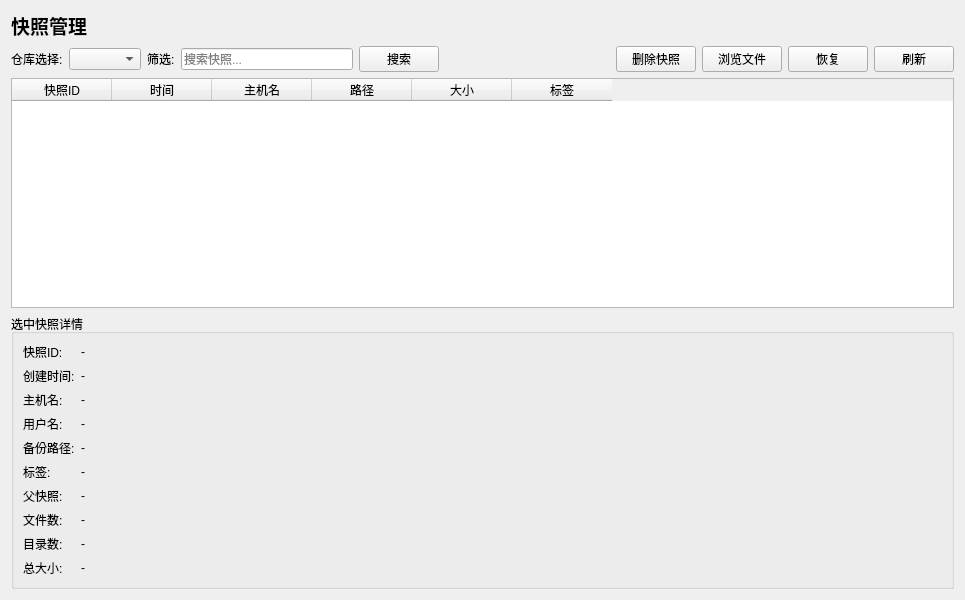
Above: src/ui/pages/SnapshotPage.ui from zhanglt/restic-gui before the change. Below: the same form after it.
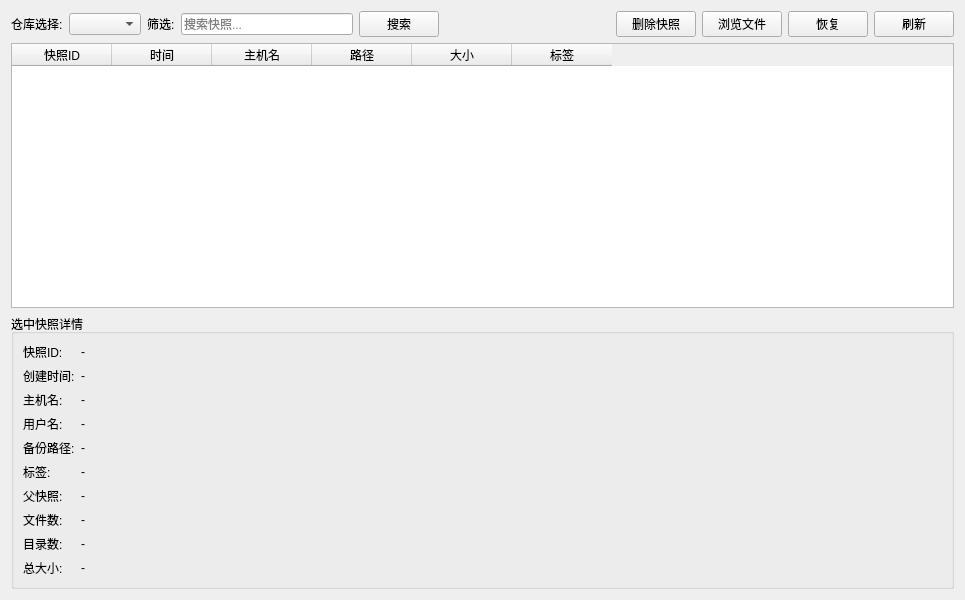
That is the form after the change.

Commit message: 优化界面及部分功能

Patch:
```diff
--- a/src/ui/pages/SnapshotPage.ui
+++ b/src/ui/pages/SnapshotPage.ui
@@ -11,20 +11,6 @@
    </rect>
   </property>
   <layout class="QVBoxLayout" name="verticalLayout">
-   <item>
-    <widget class="QLabel" name="label">
-     <property name="font">
-      <font>
-       <pointsize>14</pointsize>
-       <weight>75</weight>
-       <bold>true</bold>
-      </font>
-     </property>
-     <property name="text">
-      <string>快照管理</string>
-     </property>
-    </widget>
-   </item>
    <item>
     <layout class="QHBoxLayout" name="toolbarLayout">
      <item>
```
Left out of the diff: 4 changed lines with no effect on the pictures. The commit also changes 6 other files.
